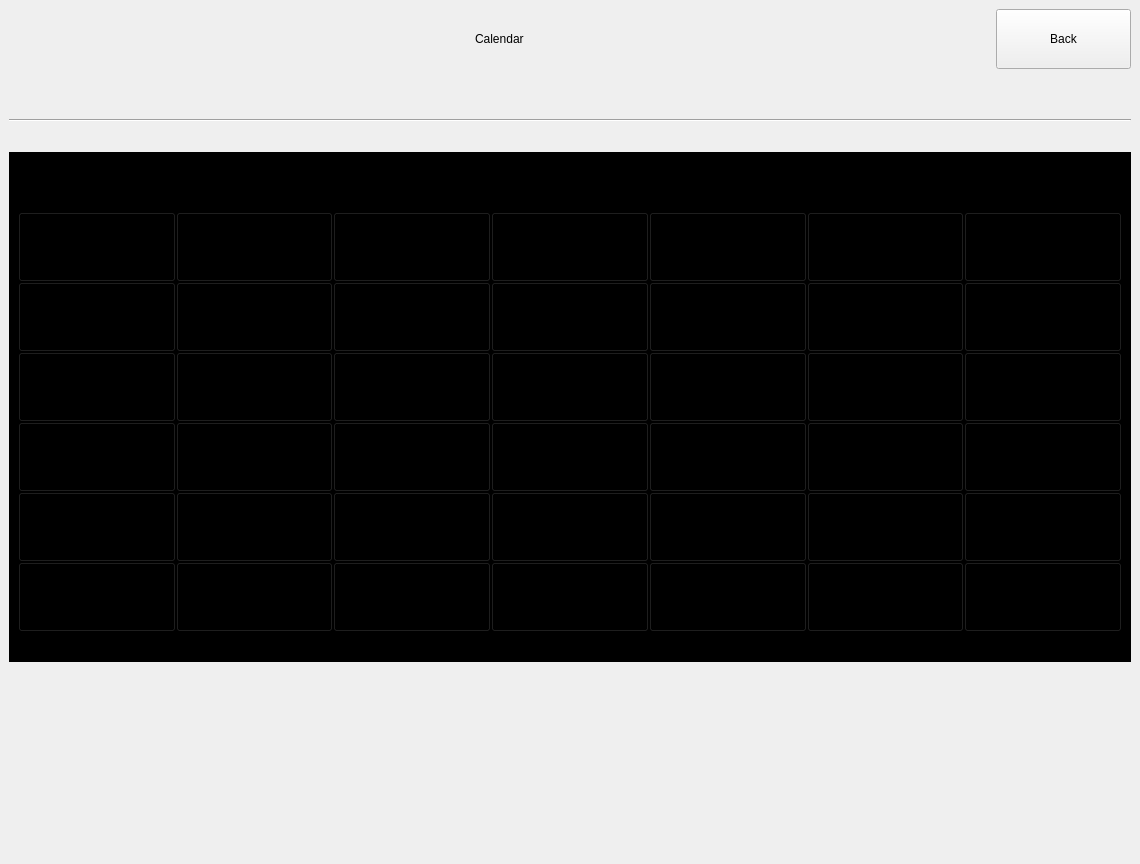
Above: main/UI/calendar.ui from Demonim/Simargl-Study-Project before the change. Below: the same form after it.
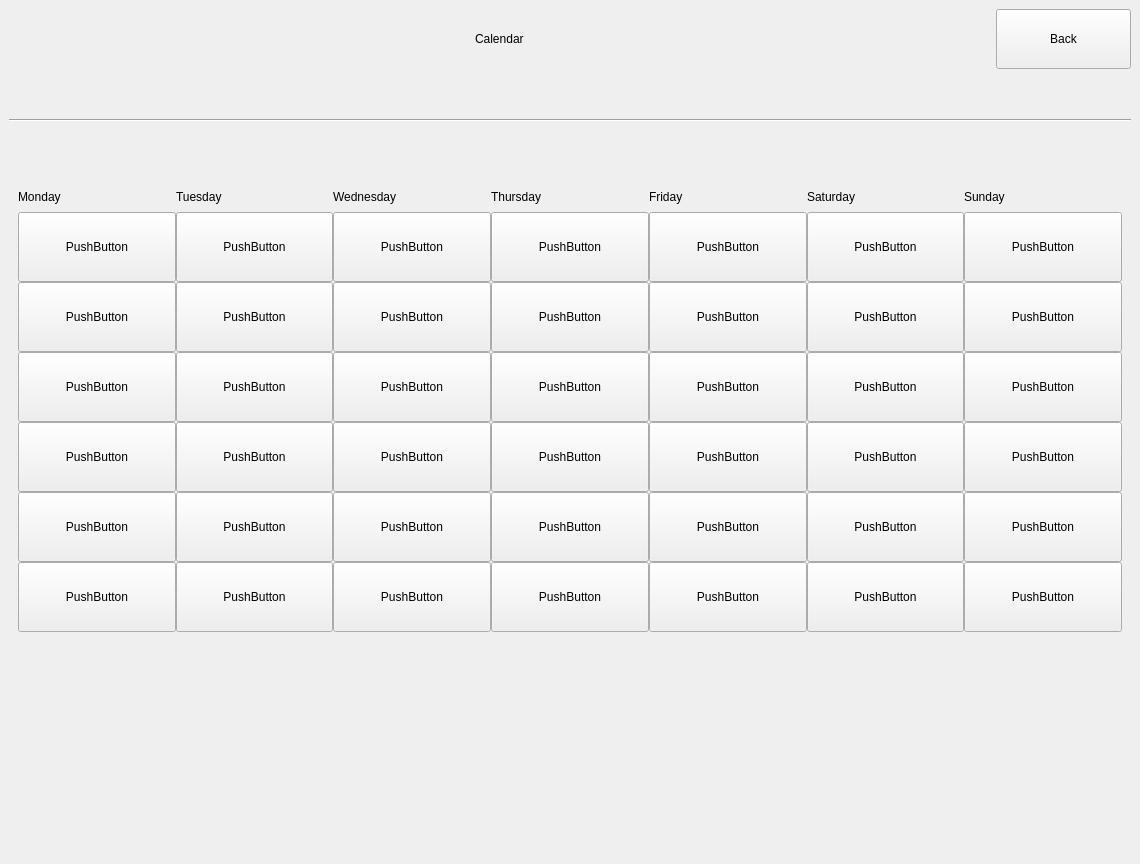
That is the form after the change.

Commit message:
Admin Window 0.1
Added Admin Window
Styles.py created

The edit to the form file:
```diff
--- a/main/UI/calendar.ui
+++ b/main/UI/calendar.ui
@@ -124,7 +124,7 @@
        </size>
       </property>
       <property name="styleSheet">
-       <string notr="true">background-color: rgb(0, 0, 0);</string>
+       <string notr="true"/>
       </property>
       <layout class="QVBoxLayout" name="verticalLayout_2">
        <item>
```
Left out of the diff: 2 changed lines with no effect on the pictures. The commit also changes 3 other files.
